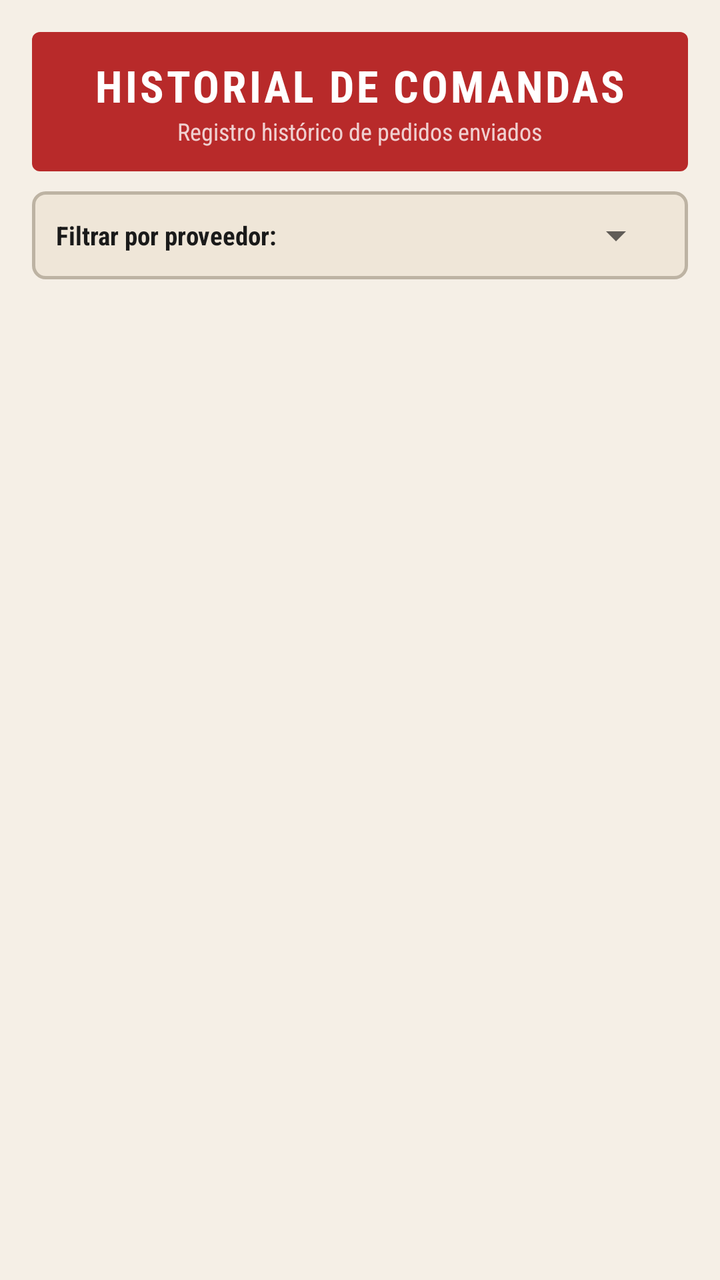
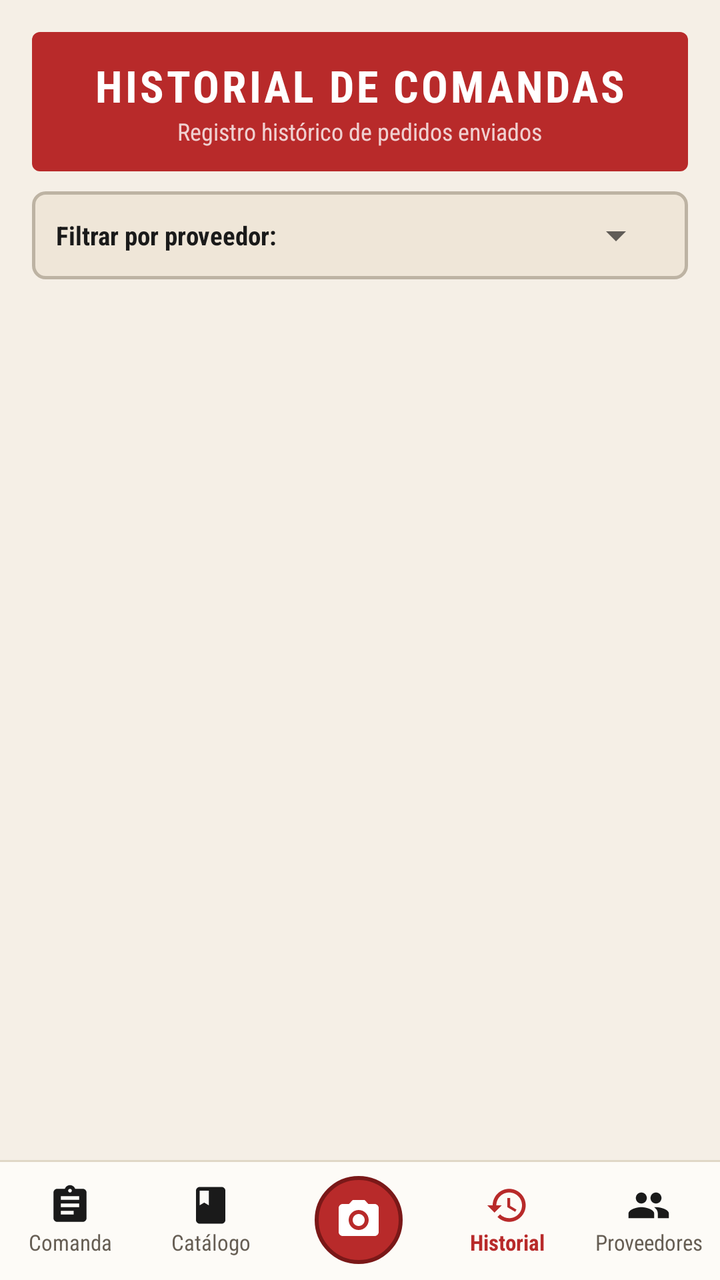

Two renders of the same Android screen: before a commit and after it. Below are the layout's source before the change and the commit's diff.
<!-- AndroidManifest.xml: application theme Theme.FBSmartOrder -->
<!-- res/layout/activity_order_history.xml -->
<?xml version="1.0" encoding="utf-8"?>
<androidx.constraintlayout.widget.ConstraintLayout xmlns:android="http://schemas.android.com/apk/res/android"
    xmlns:app="http://schemas.android.com/apk/res-auto"
    xmlns:tools="http://schemas.android.com/tools"
    android:layout_width="match_parent"
    android:layout_height="match_parent"
    android:background="@color/bg_paper"
    android:padding="16dp"
    tools:context=".OrderHistoryActivity">

    
    <LinearLayout
        android:id="@+id/layoutHistoryHeader"
        android:layout_width="match_parent"
        android:layout_height="wrap_content"
        android:background="@drawable/bg_stamp_header"
        android:gravity="center"
        android:orientation="vertical"
        android:paddingTop="12dp"
        android:paddingBottom="12dp"
        app:layout_constraintTop_toTopOf="parent">

        <TextView
            android:layout_width="wrap_content"
            android:layout_height="wrap_content"
            android:fontFamily="sans-serif-condensed"
            android:letterSpacing="0.06"
            android:text="HISTORIAL DE COMANDAS"
            android:textColor="@color/white"
            android:textSize="22sp"
            android:textStyle="bold" />

        <TextView
            android:layout_width="wrap_content"
            android:layout_height="wrap_content"
            android:fontFamily="sans-serif-condensed"
            android:text="Registro histórico de pedidos enviados"
            android:textColor="#F0D0D0"
            android:textSize="12sp" />
    </LinearLayout>

    
    <LinearLayout
        android:id="@+id/layoutFilter"
        android:layout_width="match_parent"
        android:layout_height="44dp"
        android:layout_marginTop="10dp"
        android:background="@drawable/bg_btn_secondary_retro"
        android:gravity="center_vertical"
        android:paddingStart="12dp"
        android:paddingEnd="12dp"
        app:layout_constraintTop_toBottomOf="@id/layoutHistoryHeader">

        <TextView
            android:layout_width="wrap_content"
            android:layout_height="wrap_content"
            android:fontFamily="sans-serif-condensed"
            android:text="Filtrar por proveedor:"
            android:textColor="@color/text_primary"
            android:textSize="13sp"
            android:textStyle="bold" />

        <Spinner
            android:id="@+id/spinnerSupplierFilter"
            android:layout_width="0dp"
            android:layout_height="match_parent"
            android:layout_marginStart="8dp"
            android:layout_weight="1" />
    </LinearLayout>

    
    <androidx.recyclerview.widget.RecyclerView
        android:id="@+id/rvOrderHistory"
        android:layout_width="match_parent"
        android:layout_height="0dp"
        android:layout_marginTop="10dp"
        android:clipToPadding="false"
        android:paddingBottom="16dp"
        app:layout_constraintBottom_toBottomOf="parent"
        app:layout_constraintTop_toBottomOf="@id/layoutFilter"
        tools:listitem="@layout/item_order_history" />

    
    <ProgressBar
        android:id="@+id/pbHistoryLoading"
        android:layout_width="wrap_content"
        android:layout_height="wrap_content"
        android:indeterminateTint="@color/stamp_red"
        android:visibility="gone"
        app:layout_constraintBottom_toBottomOf="parent"
        app:layout_constraintEnd_toEndOf="parent"
        app:layout_constraintStart_toStartOf="parent"
        app:layout_constraintTop_toBottomOf="@id/layoutFilter" />

    
    <TextView
        android:id="@+id/tvEmptyHistory"
        android:layout_width="wrap_content"
        android:layout_height="wrap_content"
        android:fontFamily="sans-serif-condensed"
        android:text="No hay pedidos registrados aún."
        android:textColor="@color/text_muted"
        android:textSize="16sp"
        android:visibility="gone"
        app:layout_constraintBottom_toBottomOf="parent"
        app:layout_constraintEnd_toEndOf="parent"
        app:layout_constraintStart_toStartOf="parent"
        app:layout_constraintTop_toBottomOf="@id/layoutFilter" />

</androidx.constraintlayout.widget.ConstraintLayout>
<!-- res/layout/item_order_history.xml (included above) -->
<?xml version="1.0" encoding="utf-8"?>
<LinearLayout xmlns:android="http://schemas.android.com/apk/res/android"
    android:layout_width="match_parent"
    android:layout_height="wrap_content"
    android:layout_marginBottom="12dp"
    android:background="@drawable/bg_search_dashed"
    android:orientation="vertical"
    android:padding="14dp">

    
    <LinearLayout
        android:layout_width="match_parent"
        android:layout_height="wrap_content"
        android:gravity="center_vertical"
        android:orientation="horizontal">

        <TextView
            android:id="@+id/tvHistoryOrderId"
            android:layout_width="0dp"
            android:layout_height="wrap_content"
            android:layout_weight="1"
            android:fontFamily="sans-serif-condensed"
            android:text="PEDIDO #..."
            android:textColor="@color/stamp_red_dark"
            android:textSize="17sp"
            android:textStyle="bold" />

        <TextView
            android:id="@+id/tvHistoryStatus"
            android:layout_width="wrap_content"
            android:layout_height="wrap_content"
            android:background="@drawable/bg_badge_ok"
            android:fontFamily="sans-serif-condensed"
            android:paddingStart="8dp"
            android:paddingTop="2dp"
            android:paddingEnd="8dp"
            android:paddingBottom="2dp"
            android:text="COMPLETADO"
            android:textColor="@color/button_retro_bg"
            android:textSize="11sp"
            android:textStyle="bold" />
    </LinearLayout>

    
    <LinearLayout
        android:layout_width="match_parent"
        android:layout_height="wrap_content"
        android:layout_marginTop="6dp"
        android:gravity="center_vertical"
        android:orientation="horizontal">

        <TextView
            android:id="@+id/tvHistoryDate"
            android:layout_width="0dp"
            android:layout_height="wrap_content"
            android:layout_weight="1"
            android:fontFamily="sans-serif-condensed"
            android:text="Fecha: ..."
            android:textColor="@color/text_secondary"
            android:textSize="13sp" />

        <TextView
            android:id="@+id/tvHistoryTotal"
            android:layout_width="wrap_content"
            android:layout_height="wrap_content"
            android:fontFamily="sans-serif-condensed"
            android:text="0.00 €"
            android:textColor="@color/text_primary"
            android:textSize="18sp"
            android:textStyle="bold" />
    </LinearLayout>

    
    <TextView
        android:id="@+id/tvHistorySuppliers"
        android:layout_width="match_parent"
        android:layout_height="wrap_content"
        android:layout_marginTop="6dp"
        android:fontFamily="sans-serif-condensed"
        android:text="Proveedores: ..."
        android:textColor="@color/text_primary"
        android:textSize="13sp" />

    <TextView
        android:id="@+id/tvHistoryChefNotes"
        android:layout_width="match_parent"
        android:layout_height="wrap_content"
        android:layout_marginTop="4dp"
        android:fontFamily="sans-serif-condensed"
        android:text="Nota: ..."
        android:textColor="@color/button_accent_orange"
        android:textSize="12sp"
        android:visibility="gone" />

    
    <Button
        android:id="@+id/btnReopenWhatsApp"
        android:layout_width="match_parent"
        android:layout_height="40dp"
        android:layout_marginTop="10dp"
        android:background="@drawable/bg_btn_secondary_retro"
        android:fontFamily="sans-serif-condensed"
        android:text="Ver / Reenviar por WhatsApp 💬"
        android:textColor="@color/text_primary"
        android:textSize="13sp"
        android:textStyle="bold" />

</LinearLayout>
<!-- resources referenced by this layout -->
<resources>
  <color name="bg_paper">#F5EFE6</color>
  <color name="button_accent_orange">#D35400</color>
  <color name="button_retro_bg">#1A1A1A</color>
  <color name="stamp_red">#B82A2A</color>
  <color name="stamp_red_dark">#962121</color>
  <color name="text_muted">#9C9283</color>
  <color name="text_primary">#1A1A1A</color>
  <color name="text_secondary">#665E54</color>
  <color name="white">#FFFFFFFF</color>
  <color name="border_dashed">#BDB3A3</color>
  <!-- unchanged entries left out for length: 5 -->
</resources>

<!-- the commit's change to res/layout/activity_order_history.xml (unified diff, before → after) -->
@@ -5,7 +5,6 @@
     android:layout_width="match_parent"
     android:layout_height="match_parent"
     android:background="@color/bg_paper"
-    android:padding="16dp"
     tools:context=".OrderHistoryActivity">
 
     
@@ -13,6 +12,9 @@
         android:id="@+id/layoutHistoryHeader"
         android:layout_width="match_parent"
         android:layout_height="wrap_content"
+        android:layout_marginStart="16dp"
+        android:layout_marginTop="16dp"
+        android:layout_marginEnd="16dp"
         android:background="@drawable/bg_stamp_header"
         android:gravity="center"
         android:orientation="vertical"
@@ -44,7 +46,9 @@
         android:id="@+id/layoutFilter"
         android:layout_width="match_parent"
         android:layout_height="44dp"
+        android:layout_marginStart="16dp"
         android:layout_marginTop="10dp"
+        android:layout_marginEnd="16dp"
         android:background="@drawable/bg_btn_secondary_retro"
         android:gravity="center_vertical"
         android:paddingStart="12dp"
@@ -73,10 +77,12 @@
         android:id="@+id/rvOrderHistory"
         android:layout_width="match_parent"
         android:layout_height="0dp"
+        android:layout_marginStart="16dp"
         android:layout_marginTop="10dp"
+        android:layout_marginEnd="16dp"
         android:clipToPadding="false"
         android:paddingBottom="16dp"
-        app:layout_constraintBottom_toBottomOf="parent"
+        app:layout_constraintBottom_toTopOf="@id/layoutBottomNav"
         app:layout_constraintTop_toBottomOf="@id/layoutFilter"
         tools:listitem="@layout/item_order_history" />
 
@@ -87,7 +93,7 @@
         android:layout_height="wrap_content"
         android:indeterminateTint="@color/stamp_red"
         android:visibility="gone"
-        app:layout_constraintBottom_toBottomOf="parent"
+        app:layout_constraintBottom_toTopOf="@id/layoutBottomNav"
         app:layout_constraintEnd_toEndOf="parent"
         app:layout_constraintStart_toStartOf="parent"
         app:layout_constraintTop_toBottomOf="@id/layoutFilter" />
@@ -102,10 +108,153 @@
         android:textColor="@color/text_muted"
         android:textSize="16sp"
         android:visibility="gone"
-        app:layout_constraintBottom_toBottomOf="parent"
+        app:layout_constraintBottom_toTopOf="@id/layoutBottomNav"
         app:layout_constraintEnd_toEndOf="parent"
         app:layout_constraintStart_toStartOf="parent"
         app:layout_constraintTop_toBottomOf="@id/layoutFilter" />
+
+    
+    <LinearLayout
+        android:id="@+id/layoutBottomNav"
+        android:layout_width="match_parent"
+        android:layout_height="60dp"
+        android:background="@drawable/bg_bottom_bar"
+        android:gravity="center_vertical"
+        android:orientation="horizontal"
+        app:layout_constraintBottom_toBottomOf="parent"
+        app:layout_constraintEnd_toEndOf="parent"
+        app:layout_constraintStart_toStartOf="parent">
+
+        
+        <LinearLayout
+            android:id="@+id/navItemOrder"
+            android:layout_width="0dp"
+            android:layout_height="match_parent"
+            android:layout_weight="1"
+            android:background="?attr/selectableItemBackground"
+            android:gravity="center"
+            android:orientation="vertical">
+
+            <ImageView
+                android:id="@+id/ivNavOrderIcon"
+                android:layout_width="22dp"
+                android:layout_height="22dp"
+                android:src="@drawable/ic_nav_order" />
+
+            <TextView
+                android:id="@+id/tvNavOrderLabel"
+                android:layout_width="wrap_content"
+                android:layout_height="wrap_content"
+                android:fontFamily="sans-serif-condensed"
+                android:text="Comanda"
+                android:textColor="@color/text_secondary"
+                android:textSize="11sp" />
+        </LinearLayout>
+
+        
+        <LinearLayout
+            android:id="@+id/navItemCatalog"
+            android:layout_width="0dp"
+            android:layout_height="match_parent"
+            android:layout_weight="1"
+            android:background="?attr/selectableItemBackground"
+            android:gravity="center"
+            android:orientation="vertical">
+
+            <ImageView
+                android:id="@+id/ivNavCatalogIcon"
+                android:layout_width="22dp"
+                android:layout_height="22dp"
+                android:src="@drawable/ic_nav_catalog" />
+
+            <TextView
+                android:id="@+id/tvNavCatalogLabel"
+                android:layout_width="wrap_content"
+                android:layout_height="wrap_content"
+                android:fontFamily="sans-serif-condensed"
+                android:text="Catálogo"
+                android:textColor="@color/text_secondary"
+                android:textSize="11sp" />
+        </LinearLayout>
+
+        
+        <LinearLayout
+            android:id="@+id/navItemCamera"
+            android:layout_width="0dp"
+            android:layout_height="match_parent"
+            android:layout_weight="1.1"
+            android:gravity="center"
+            android:orientation="vertical">
+
+            <FrameLayout
+                android:layout_width="44dp"
+                android:layout_height="44dp"
+                android:background="@drawable/bg_camera_fab"
+                android:gravity="center">
+
+                <ImageView
+                    android:layout_width="24dp"
+                    android:layout_height="24dp"
+                    android:layout_gravity="center"
+                    android:src="@drawable/ic_nav_camera" />
+            </FrameLayout>
+        </LinearLayout>
+
+        
+        <LinearLayout
+            android:id="@+id/navItemHistory"
+            android:layout_width="0dp"
+            android:layout_height="match_parent"
+            android:layout_weight="1"
+            android:background="?attr/selectableItemBackground"
+            android:gravity="center"
+            android:orientation="vertical">
+
+            <ImageView
+                android:id="@+id/ivNavHistoryIcon"
+                android:layout_width="22dp"
+                android:layout_height="22dp"
+                android:src="@drawable/ic_nav_history"
+                app:tint="@color/stamp_red" />
+
+            <TextView
+                android:id="@+id/tvNavHistoryLabel"
+                android:layout_width="wrap_content"
+                android:layout_height="wrap_content"
+                android:fontFamily="sans-serif-condensed"
+                android:text="Historial"
+                android:textColor="@color/stamp_red"
+                android:textSize="11sp"
+                android:textStyle="bold" />
+        </LinearLayout>
+
+        
+        <LinearLayout
+            android:id="@+id/navItemSuppliers"
+            android:layout_width="0dp"
+            android:layout_height="match_parent"
+            android:layout_weight="1"
+            android:background="?attr/selectableItemBackground"
+            android:gravity="center"
+            android:orientation="vertical">
+
+            <ImageView
+                android:id="@+id/ivNavSuppliersIcon"
+                android:layout_width="22dp"
+                android:layout_height="22dp"
+                android:src="@drawable/ic_nav_suppliers" />
+
+            <TextView
+                android:id="@+id/tvNavSuppliersLabel"
+                android:layout_width="wrap_content"
+                android:layout_height="wrap_content"
+                android:fontFamily="sans-serif-condensed"
+                android:text="Proveedores"
+                android:textColor="@color/text_secondary"
+                android:textSize="11sp" />
+        </LinearLayout>
+
+    </LinearLayout>
 
 </androidx.constraintlayout.widget.ConstraintLayout>
 <!-- res/layout/item_order_history.xml (included above) -->
@@ -216,4 +365,17 @@
         android:textSize="13sp"
         android:textStyle="bold" />
 
+    
+    <Button
+        android:id="@+id/btnViewOrderPdf"
+        android:layout_width="match_parent"
+        android:layout_height="40dp"
+        android:layout_marginTop="6dp"
+        android:background="@drawable/bg_btn_secondary_retro"
+        android:fontFamily="sans-serif-condensed"
+        android:text="📄 Ver Albarán PDF"
+        android:textColor="@color/stamp_red_dark"
+        android:textSize="13sp"
+        android:textStyle="bold" />
+
 </LinearLayout>
<!-- resource entries referenced after the edit -->
@@ -9,6 +9,79 @@
   <color name="text_primary">#1A1A1A</color>
   <color name="text_secondary">#665E54</color>
   <color name="white">#FFFFFFFF</color>
+  <!-- drawable bg_bottom_bar (drawable) -->
+  <?xml version="1.0" encoding="utf-8"?>
+  <layer-list xmlns:android="http://schemas.android.com/apk/res/android">
+      <item>
+          <shape android:shape="rectangle">
+              <solid android:color="#E0D7C6" />
+          </shape>
+      </item>
+      <item android:top="1dp">
+          <shape android:shape="rectangle">
+              <solid android:color="#FDFBF7" />
+          </shape>
+      </item>
+  </layer-list>
+  <!-- drawable bg_camera_fab (drawable) -->
+  <?xml version="1.0" encoding="utf-8"?>
+  <shape xmlns:android="http://schemas.android.com/apk/res/android"
+      android:shape="oval">
+      <solid android:color="@color/stamp_red" />
+      <stroke
+          android:width="2dp"
+          android:color="#7A1818" />
+  </shape>
+  <!-- drawable ic_nav_camera (drawable) -->
+  <vector xmlns:android="http://schemas.android.com/apk/res/android"
+      android:width="28dp"
+      android:height="28dp"
+      android:viewportWidth="24"
+      android:viewportHeight="24">
+    <path
+        android:fillColor="@color/white"
+        android:pathData="M9,2L7.17,4H4c-1.1,0 -2,0.9 -2,2v12c0,1.1 0.9,2 2,2h16c1.1,0 2,-0.9 2,-2V6c0,-1.1 -0.9,-2 -2,-2h-3.17L15,2H9zm3,15c-2.76,0 -5,-2.24 -5,-5s2.24,-5 5,-5 5,2.24 5,5 -2.24,5 -5,5zm0,-8c-1.66,0 -3,1.34 -3,3s1.34,3 3,3 3,-1.34 3,-3 -1.34,-3 -3,-3z"/>
+  </vector>
+  <!-- drawable ic_nav_catalog (drawable) -->
+  <vector xmlns:android="http://schemas.android.com/apk/res/android"
+      android:width="24dp"
+      android:height="24dp"
+      android:viewportWidth="24"
+      android:viewportHeight="24">
+    <path
+        android:fillColor="@color/text_primary"
+        android:pathData="M18,2H6c-1.1,0 -2,0.9 -2,2v16c0,1.1 0.9,2 2,2h12c1.1,0 2,-0.9 2,-2V4c0,-1.1 -0.9,-2 -2,-2zM6,4h5v8l-2.5,-1.5L6,12V4z"/>
+  </vector>
+  <!-- drawable ic_nav_history (drawable) -->
+  <vector xmlns:android="http://schemas.android.com/apk/res/android"
+      android:width="24dp"
+      android:height="24dp"
+      android:viewportWidth="24"
+      android:viewportHeight="24">
+    <path
+        android:fillColor="@color/text_primary"
+        android:pathData="M13,3c-4.97,0 -9,4.03 -9,9H1l3.89,3.89 0.07,0.14L9,12H6c0,-3.87 3.13,-7 7,-7s7,3.13 7,7 -3.13,7 -7,7c-1.93,0 -3.68,-0.79 -4.94,-2.06l-1.42,1.42C8.27,19.99 10.51,21 13,21c4.97,0 9,-4.03 9,-9s-4.03,-9 -9,-9zm-1,5v5l4.28,2.54 0.72,-1.21 -3.5,-2.08V8H12z"/>
+  </vector>
+  <!-- drawable ic_nav_order (drawable) -->
+  <vector xmlns:android="http://schemas.android.com/apk/res/android"
+      android:width="24dp"
+      android:height="24dp"
+      android:viewportWidth="24"
+      android:viewportHeight="24">
+    <path
+        android:fillColor="@color/text_primary"
+        android:pathData="M19,3h-4.18C14.4,1.84 13.3,1 12,1c-1.3,0 -2.4,0.84 -2.82,2H5c-1.1,0 -2,0.9 -2,2v14c0,1.1 0.9,2 2,2h14c1.1,0 2,-0.9 2,-2V5c0,-1.1 -0.9,-2 -2,-2zM12,3c0.55,0 1,0.45 1,1s-0.45,1 -1,1 -1,-0.45 -1,-1 0.45,-1 1,-1zM14,17H7v-2h7v2zm3,-4H7v-2h10v2zm0,-4H7V7h10v2z"/>
+  </vector>
+  <!-- drawable ic_nav_suppliers (drawable) -->
+  <vector xmlns:android="http://schemas.android.com/apk/res/android"
+      android:width="24dp"
+      android:height="24dp"
+      android:viewportWidth="24"
+      android:viewportHeight="24">
+    <path
+        android:fillColor="@color/text_primary"
+        android:pathData="M16,11c1.66,0 2.99,-1.34 2.99,-3S17.66,5 16,5c-1.66,0 -3,1.34 -3,3s1.34,3 3,3zm-8,0c1.66,0 2.99,-1.34 2.99,-3S9.66,5 8,5C6.34,5 5,6.34 5,8s1.34,3 3,3zm0,2c-2.33,0 -7,1.17 -7,3.5V19h14v-2.5c0,-2.33 -4.67,-3.5 -7,-3.5zm8,0c-0.29,0 -0.62,0.02 -0.97,0.05 1.16,0.84 1.97,1.97 1.97,3.45V19h6v-2.5c0,-2.33 -4.67,-3.5 -7,-3.5z"/>
+  </vector>
   <color name="border_dashed">#BDB3A3</color>
   <!-- unchanged entries left out for length: 5 -->
 </resources>
